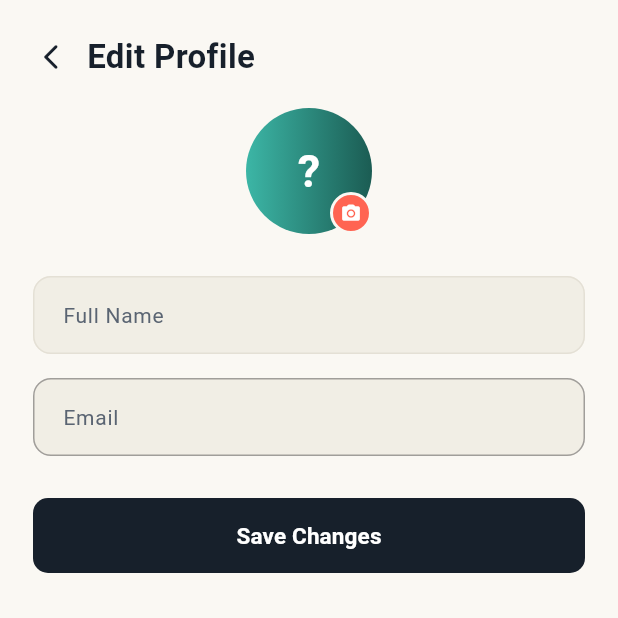
After one commit to MANAN-8017/Fair-Share, a Flutter app: the AccountScreen screen opened directly, after a tap on "Edit Profile", on a phone screen of 412 x 824 dp, the top half of it. The commit adds this screen. Run offline on Flutter 3.47's test engine with Material 3 defaults, Android fonts, the phone set to English and light mode, and no system bars; our stand-ins replace supabase_flutter; accounts and stored records are empty.

Commit message:
Created Edit profile screen & service

```diff
--- a/lib/screens/account/account_screen.dart
+++ b/lib/screens/account/account_screen.dart
@@ -14,6 +14,7 @@ class AccountScreen extends StatefulWidget {
 class _AccountScreenState extends State<AccountScreen> {
   final AuthService authService = AuthService();
   final Retriever retriever = Retriever();
+  final AccountService accountService = AccountService();
 
   String? name;
   String? email;
@@ -46,7 +47,9 @@ class _AccountScreenState extends State<AccountScreen> {
 
   @override
   Widget build(BuildContext context) {
-    return SafeArea(
+    return Scaffold(
+      backgroundColor: const Color(0xFFFAF8F3),
+        body: SafeArea(
           child: Stack(
             children: [
               Column(
@@ -167,7 +170,10 @@ class _AccountScreenState extends State<AccountScreen> {
                             iconColor: const Color(0xFF2F9E8F),
                             title: "Edit Profile",
                             subtitle: "Name, email and photo",
-                        onTap: () {},
+                            onTap: () async { await AppRouter.toEditProfile(context);
+                            if (mounted) {
+                              _loadProfile();
+                            }},
                           ),
                           const SizedBox(height: 12),
                           _AccountRow(
@@ -175,7 +181,7 @@ class _AccountScreenState extends State<AccountScreen> {
                             iconColor: const Color(0xFF6C63A6),
                             title: "Notifications",
                             subtitle: "Reminders and alerts",
-                        onTap: () {},
+                            onTap: () { AppRouter.toNotificationSettings(context); },
                           ),
                           const SizedBox(height: 12),
                           _AccountRow(
@@ -183,7 +189,7 @@ class _AccountScreenState extends State<AccountScreen> {
                             iconColor: const Color(0xFFC98A2C),
                             title: "Payment Details",
                             subtitle: "Manage settlement info",
-                        onTap: () {},
+                            onTap: () { AppRouter.toPaymentDetails(context); },
                           ),
 
                           const SizedBox(height: 24),
@@ -207,7 +213,7 @@ class _AccountScreenState extends State<AccountScreen> {
                             iconColor: const Color(0xFF2F9E8F),
                             title: "Help & Support",
                             subtitle: "FAQs and contact",
-                        onTap: () {},
+                            onTap: () { AppRouter.toHelpSupport(context); },
                           ),
                           const SizedBox(height: 12),
                           _AccountRow(
@@ -215,7 +221,7 @@ class _AccountScreenState extends State<AccountScreen> {
                             iconColor: const Color(0xFF5A6472),
                             title: "About FairShare",
                             subtitle: "Version and legal info",
-                        onTap: () {},
+                            onTap: () { AppRouter.toAbout(context); },
                           ),
 
                           const SizedBox(height: 28),
@@ -265,6 +271,7 @@ class _AccountScreenState extends State<AccountScreen> {
                 ),
             ],
           ),
+        )
     );
   }
 }
--- /dev/null
+++ b/lib/screens/account/edit_profile_screen.dart
@@ -0,0 +1,213 @@
+import 'package:flutter/material.dart';
+import '../../services/services.dart';
+import '../../widgets/widgets.dart';
+import '../../routes/routes.dart';
+
+class EditProfileScreen extends StatefulWidget {
+  const EditProfileScreen({super.key});
+
+  @override
+  State<EditProfileScreen> createState() => _EditProfileScreenState();
+}
+
+class _EditProfileScreenState extends State<EditProfileScreen> {
+  final _formKey = GlobalKey<FormState>();
+  final AccountService accountService = AccountService();
+
+  final _nameController = TextEditingController();
+  final _emailController = TextEditingController();
+
+  bool isLoading = true;
+  bool isSaving = false;
+  String? errorText;
+
+  @override
+  void initState() {
+    super.initState();
+    _loadProfile();
+  }
+
+  @override
+  void dispose() {
+    _nameController.dispose();
+    _emailController.dispose();
+    super.dispose();
+  }
+
+  Future<void> _loadProfile() async {
+    final profile = await accountService.getProfile();
+
+    if (!mounted) return;
+    setState(() {
+      _nameController.text = profile?['name'] ?? "";
+      _emailController.text = profile?['email'] ?? "";
+      isLoading = false;
+    });
+  }
+
+  Future<void> _save() async {
+    if (!_formKey.currentState!.validate()) return;
+
+    setState(() {
+      isSaving = true;
+      errorText = null;
+    });
+
+    final result = await accountService.updateProfile(
+      name: _nameController.text.trim(),
+    );
+
+    if (!mounted) return;
+
+    if (result == "True") {
+      AppRouter.toLayout(context, 3);
+    } else {
+      setState(() {
+        isSaving = false;
+        errorText = result ?? "Something went wrong. Please try again.";
+      });
+    }
+  }
+
+  InputDecoration _decoration(String label) {
+    return InputDecoration(
+      labelText: label,
+      labelStyle: const TextStyle(color: Color(0xFF5A6472), fontSize: 14),
+      filled: true,
+      fillColor: const Color(0xFFF1EEE5),
+      contentPadding: const EdgeInsets.symmetric(horizontal: 16, vertical: 14),
+      border: OutlineInputBorder(
+        borderRadius: BorderRadius.circular(12),
+        borderSide: const BorderSide(color: Color(0xFFE4E0D5)),
+      ),
+      enabledBorder: OutlineInputBorder(
+        borderRadius: BorderRadius.circular(12),
+        borderSide: const BorderSide(color: Color(0xFFE4E0D5)),
+      ),
+      focusedBorder: OutlineInputBorder(
+        borderRadius: BorderRadius.circular(12),
+        borderSide: const BorderSide(color: Color(0xFF2F9E8F)),
+      ),
+    );
+  }
+
+  @override
+  Widget build(BuildContext context) {
+    return Scaffold(
+      backgroundColor: const Color(0xFFFAF8F3),
+      body: SafeArea(
+        child: Column(
+          crossAxisAlignment: CrossAxisAlignment.start,
+          children: [
+            Padding(
+              padding: const EdgeInsets.fromLTRB(10, 14, 22, 10),
+              child: Row(
+                children: [
+                  IconButton(
+                    onPressed: () => Navigator.pop(context),
+                    icon: const Icon(Icons.arrow_back_ios_new_rounded, size: 20, color: Color(0xFF17202B)),
+                  ),
+                  const Text(
+                    "Edit Profile",
+                    style: TextStyle(fontSize: 22, fontWeight: FontWeight.w600, color: Color(0xFF17202B)),
+                  ),
+                ],
+              ),
+            ),
+            Expanded(
+              child: isLoading
+                  ? const Center(child: LoadingDots(color: Color(0xFFFF6452), size: 8, spacing: 8))
+                  : SingleChildScrollView(
+                padding: const EdgeInsets.symmetric(horizontal: 22),
+                child: Form(
+                  key: _formKey,
+                  child: Column(
+                    crossAxisAlignment: CrossAxisAlignment.stretch,
+                    children: [
+                      Center(
+                        child: Stack(
+                          children: [
+                            Container(
+                              width: 84,
+                              height: 84,
+                              decoration: const BoxDecoration(
+                                shape: BoxShape.circle,
+                                gradient: LinearGradient(
+                                  colors: [Color(0xFF3CB6A6), Color(0xFF1B5C53)],
+                                ),
+                              ),
+                              child: Center(
+                                child: Text(
+                                  _nameController.text.isNotEmpty ? _nameController.text[0].toUpperCase() : "?",
+                                  style: const TextStyle(fontSize: 30, fontWeight: FontWeight.bold, color: Colors.white),
+                                ),
+                              ),
+                            ),
+                            Positioned(
+                              bottom: 0,
+                              right: 0,
+                              child: Container(
+                                width: 28,
+                                height: 28,
+                                decoration: BoxDecoration(
+                                  color: const Color(0xFFFF6452),
+                                  shape: BoxShape.circle,
+                                  border: Border.all(color: const Color(0xFFFAF8F3), width: 2),
+                                ),
+                                child: const Icon(Icons.camera_alt_rounded, size: 14, color: Colors.white),
+                              ),
+                            ),
+                          ],
+                        ),
+                      ),
+                      const SizedBox(height: 28),
+
+                      TextFormField(
+                        controller: _nameController,
+                        decoration: _decoration("Full Name"),
+                        validator: (value) => ValidationService.validate(
+                          value ?? "",
+                          type: ValidationType.name,
+                        ),
+                      ),
+                      const SizedBox(height: 16),
+
+                      TextFormField(
+                        controller: _emailController,
+                        enabled: false,
+                        decoration: _decoration("Email"),
+                      ),
+
+                      if (errorText != null) ...[
+                        const SizedBox(height: 14),
+                        Text(errorText!, style: const TextStyle(color: Color(0xFFFF6452), fontSize: 13)),
+                      ],
+
+                      const SizedBox(height: 28),
+
+                      SizedBox(
+                        height: 50,
+                        child: ElevatedButton(
+                          onPressed: isSaving ? null : _save,
+                          style: ElevatedButton.styleFrom(
+                            backgroundColor: const Color(0xFF17202B),
+                            foregroundColor: Colors.white,
+                            shape: RoundedRectangleBorder(borderRadius: BorderRadius.circular(10)),
+                            elevation: 0,
+                          ),
+                          child: isSaving
+                              ? const LoadingDots(color: Colors.white, size: 6, spacing: 6)
+                              : const Text("Save Changes", style: TextStyle(fontWeight: FontWeight.w600, fontSize: 15)),
+                        ),
+                      ),
+                    ],
+                  ),
+                ),
+              ),
+            ),
+          ],
+        ),
+      ),
+    );
+  }
+}
--- a/lib/screens/auth/login_screen.dart
+++ b/lib/screens/auth/login_screen.dart
@@ -47,7 +47,7 @@ class _LoginScreenState extends State<LoginScreen> {
     if (!mounted) return;
 
     if (response == "True") {
-      AppRouter.toLayout(context, delay: 2);
+      AppRouter.toLayout(context, 0, delay: 2);
     }
     else {
       setState(() {
--- /dev/null
+++ b/lib/services/account_service.dart
@@ -0,0 +1,40 @@
+import 'package:supabase_flutter/supabase_flutter.dart';
+
+class AccountService {
+  final SupabaseClient supabase = Supabase.instance.client;
+
+  static final AccountService _instance = AccountService._internal();
+  AccountService._internal();
+  factory AccountService() {
+    return _instance;
+  }
+
+  Future<Map<String, dynamic>?> getProfile(){
+    final user = supabase.auth.currentUser;
+    if(user == null) return Future.value(null);
+    return supabase.from('users').select('name, email').eq('id', user.id).maybeSingle();
+  }
+
+  Future<String?> updateProfile({required String name}){
+    final user = supabase.auth.currentUser;
+    if(user == null) return Future.value("You must be logged in to update profile.");
+    return supabase.from('users').update({'name': name}).eq('id', user.id).then((value) => "True").catchError((error) => error.toString());
+  }
+
+  Future<Map<String, bool>?> getNotificationSettings(){return Future.value({});}
+
+  Future<String?> updateNotificationSetting({required String key, required bool value}){return Future.value("True");}
+
+  Future<Map<String, dynamic>?> getPaymentDetails(){return Future.value({});}
+
+  Future<String?> updatePaymentDetails({
+    required String upiId,
+    String? bankName,
+    String? accountNumber,
+    String? ifscCode,
+  }){return Future.value("True");}
+
+  Future<String?> submitSupportRequest({required String subject, required String message}){return Future.value("True");}
+
+  Future<String> getAppVersion(){return Future.value("1.0.0");}
+}
--- a/lib/services/services.dart
+++ b/lib/services/services.dart
@@ -4,3 +4,4 @@ export 'expense_service.dart';
 export 'group_service.dart';
 export 'navigation_service.dart';
 export 'validation_services.dart';
+export 'account_service.dart';
```
Also changed, not shown: lib/routes/app_router.dart (+45 -8 lines), lib/screens/layout.dart (+10 -3 lines). Lines whose indentation alone changed are shown as unchanged.
